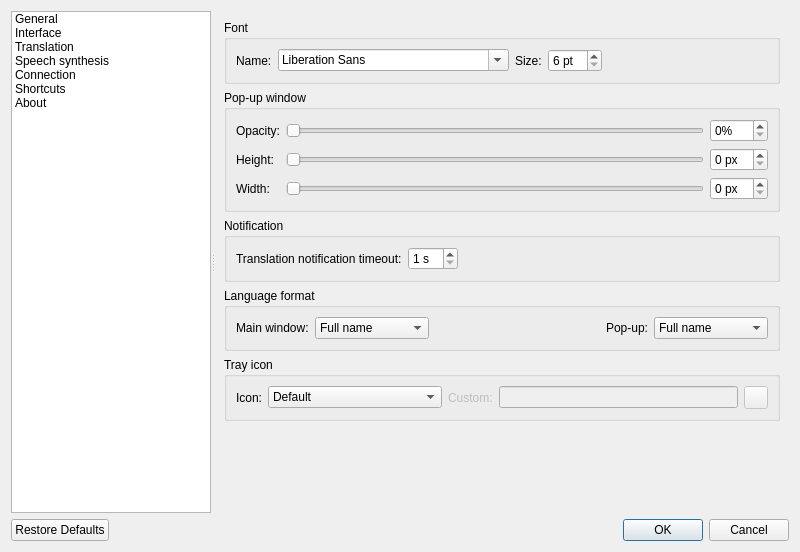
Old version of the form src/settings/settingsdialog.ui in the repository crow-translate/crow-translate.
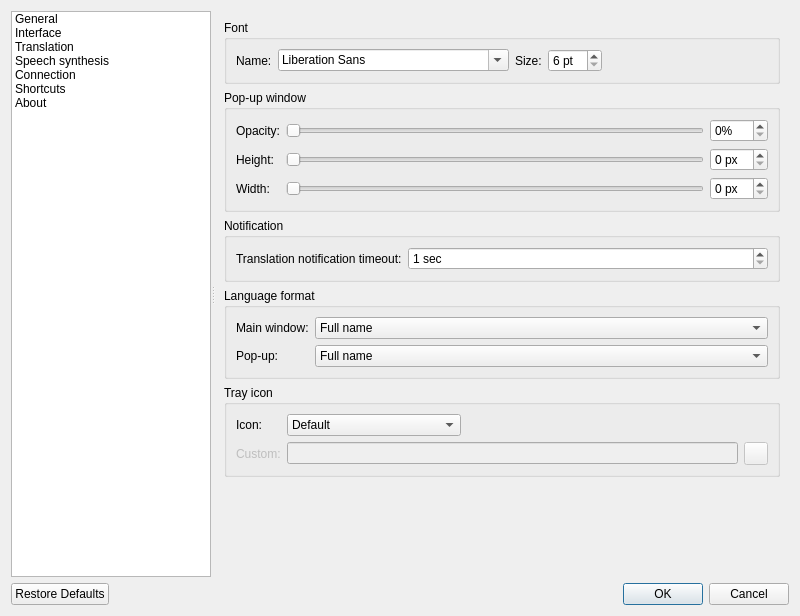
New version of the form. The open tabs and pages were chosen to show the change. Icons and pictures are not drawn. Custom widgets are drawn as their Qt base class.

```diff
--- a/src/settings/settingsdialog.ui
+++ b/src/settings/settingsdialog.ui
@@ -7,7 +7,7 @@
     <x>0</x>
     <y>0</y>
     <width>800</width>
-    <height>552</height>
+    <height>616</height>
    </rect>
   </property>
   <property name="windowTitle">
@@ -379,18 +379,18 @@
           <property name="title">
            <string>Notification</string>
           </property>
-          <layout class="QHBoxLayout" name="notificationBoxLayout">
-           <item>
+          <layout class="QFormLayout" name="translationNotificationBoxLayout">
+           <item row="0" column="0">
             <widget class="QLabel" name="translationNotificationTimeoutLabel">
              <property name="text">
               <string>Translation notification timeout:</string>
              </property>
             </widget>
            </item>
-           <item>
+           <item row="0" column="1">
             <widget class="QSpinBox" name="translationNotificationTimeoutSpinBox">
              <property name="suffix">
-              <string> s</string>
+              <string> sec</string>
              </property>
              <property name="minimum">
               <number>1</number>
@@ -400,19 +400,6 @@
              </property>
             </widget>
            </item>
-           <item>
-            <spacer name="notificationSpacer">
-             <property name="orientation">
-              <enum>Qt::Horizontal</enum>
-             </property>
-             <property name="sizeHint" stdset="0">
-              <size>
-               <width>40</width>
-               <height>20</height>
-              </size>
-             </property>
-            </spacer>
-           </item>
           </layout>
          </widget>
         </item>
@@ -421,15 +408,15 @@
           <property name="title">
            <string>Language format</string>
           </property>
-          <layout class="QHBoxLayout" name="languageFormatBoxLayout">
-           <item>
+          <layout class="QFormLayout" name="languageFormatBoxLayout">
+           <item row="0" column="0">
             <widget class="QLabel" name="mainWindowLanguageFormatLabel">
              <property name="text">
               <string>Main window:</string>
              </property>
             </widget>
            </item>
-           <item>
+           <item row="0" column="1">
             <widget class="QComboBox" name="mainWindowLanguageFormatComboBox">
              <item>
               <property name="text">
@@ -443,27 +430,14 @@
              </item>
             </widget>
            </item>
-           <item>
-            <spacer name="languageFormatSpacer">
-             <property name="orientation">
-              <enum>Qt::Horizontal</enum>
-             </property>
-             <property name="sizeHint" stdset="0">
-              <size>
-               <width>40</width>
-               <height>20</height>
-              </size>
-             </property>
-            </spacer>
-           </item>
-           <item>
+           <item row="1" column="0">
             <widget class="QLabel" name="popupLanguageFormatLabel">
              <property name="text">
               <string>Pop-up:</string>
              </property>
             </widget>
            </item>
-           <item>
+           <item row="1" column="1">
             <widget class="QComboBox" name="popupLanguageFormatComboBox">
              <item>
               <property name="text">
@@ -485,15 +459,35 @@
           <property name="title">
            <string>Tray icon</string>
           </property>
-          <layout class="QHBoxLayout" name="trayIconBoxLayout">
-           <item>
+          <layout class="QGridLayout" name="trayIconBox">
+           <item row="0" column="0">
             <widget class="QLabel" name="trayIconLabel">
              <property name="text">
               <string>Icon:</string>
              </property>
             </widget>
            </item>
-           <item>
+           <item row="1" column="2">
+            <widget class="QToolButton" name="customTrayIconButton">
+             <property name="enabled">
+              <bool>false</bool>
+             </property>
+             <property name="text">
+              <string notr="true"/>
+             </property>
+            </widget>
+           </item>
+           <item row="1" column="0">
+            <widget class="QLabel" name="customTrayIconLabel">
+             <property name="enabled">
+              <bool>false</bool>
+             </property>
+             <property name="text">
+              <string>Custom:</string>
+             </property>
+            </widget>
+           </item>
+           <item row="0" column="1">
             <widget class="QComboBox" name="trayIconComboBox">
              <property name="sizePolicy">
               <sizepolicy hsizetype="Maximum" vsizetype="Fixed">
@@ -542,17 +536,7 @@
              </item>
             </widget>
            </item>
-           <item>
-            <widget class="QLabel" name="customTrayIconLabel">
-             <property name="enabled">
-              <bool>false</bool>
-             </property>
-             <property name="text">
-              <string>Custom:</string>
-             </property>
-            </widget>
-           </item>
-           <item>
+           <item row="1" column="1">
             <widget class="QLineEdit" name="customTrayIconEdit">
              <property name="enabled">
               <bool>false</bool>
@@ -562,16 +546,6 @@
              </property>
             </widget>
            </item>
-           <item>
-            <widget class="QToolButton" name="customTrayIconButton">
-             <property name="enabled">
-              <bool>false</bool>
-             </property>
-             <property name="text">
-              <string notr="true"/>
-             </property>
-            </widget>
-           </item>
           </layout>
          </widget>
         </item>
```
Left out of the diff: 2 changed lines with no effect on the pictures.
